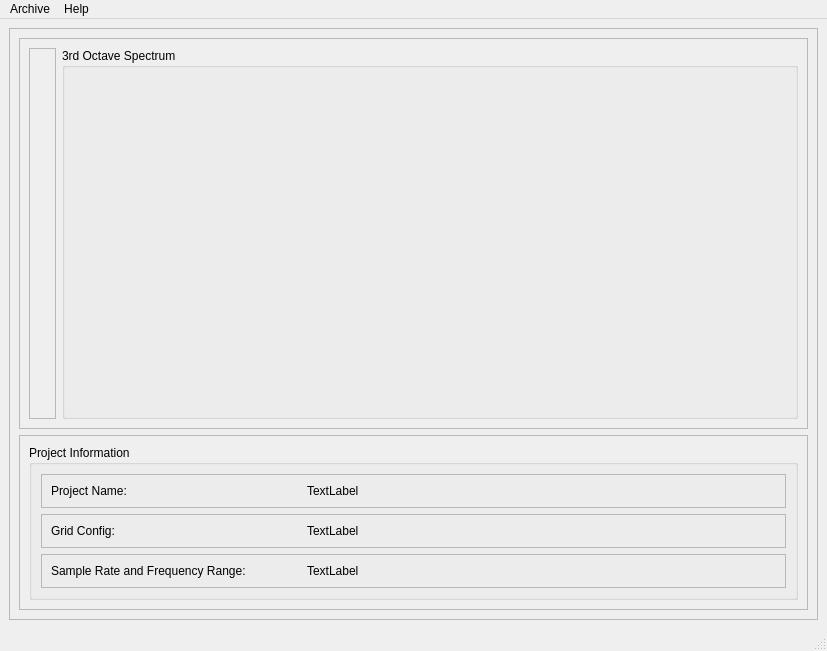
First picture: the form in resources/ui/DisplayResults.ui, repository TheHawz/Quick-Scan, before the edit.
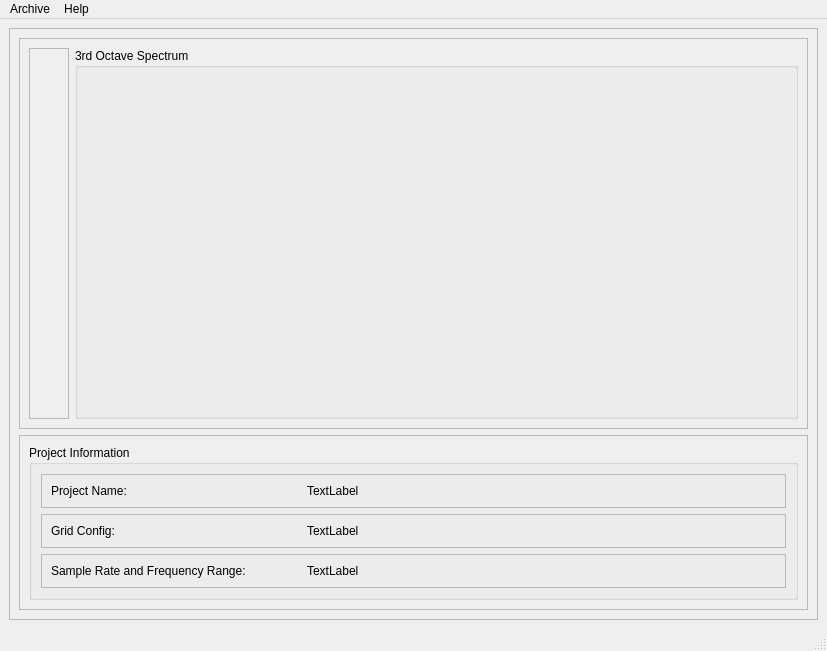
Second picture: the form after the edit.

```diff
--- a/resources/ui/DisplayResults.ui
+++ b/resources/ui/DisplayResults.ui
@@ -41,7 +41,7 @@
             <property name="frameShadow">
              <enum>QFrame::Raised</enum>
             </property>
-            <layout class="QHBoxLayout" name="horizontalLayout_4">
+            <layout class="QVBoxLayout" name="verticalLayout_4">
              <item>
               <widget class="QLabel" name="bg_img_label">
                <property name="text">
@@ -49,6 +49,19 @@
                </property>
               </widget>
              </item>
+             <item>
+              <spacer name="verticalSpacer">
+               <property name="orientation">
+                <enum>Qt::Vertical</enum>
+               </property>
+               <property name="sizeHint" stdset="0">
+                <size>
+                 <width>20</width>
+                 <height>40</height>
+                </size>
+               </property>
+              </spacer>
+             </item>
             </layout>
            </widget>
           </item>
```
